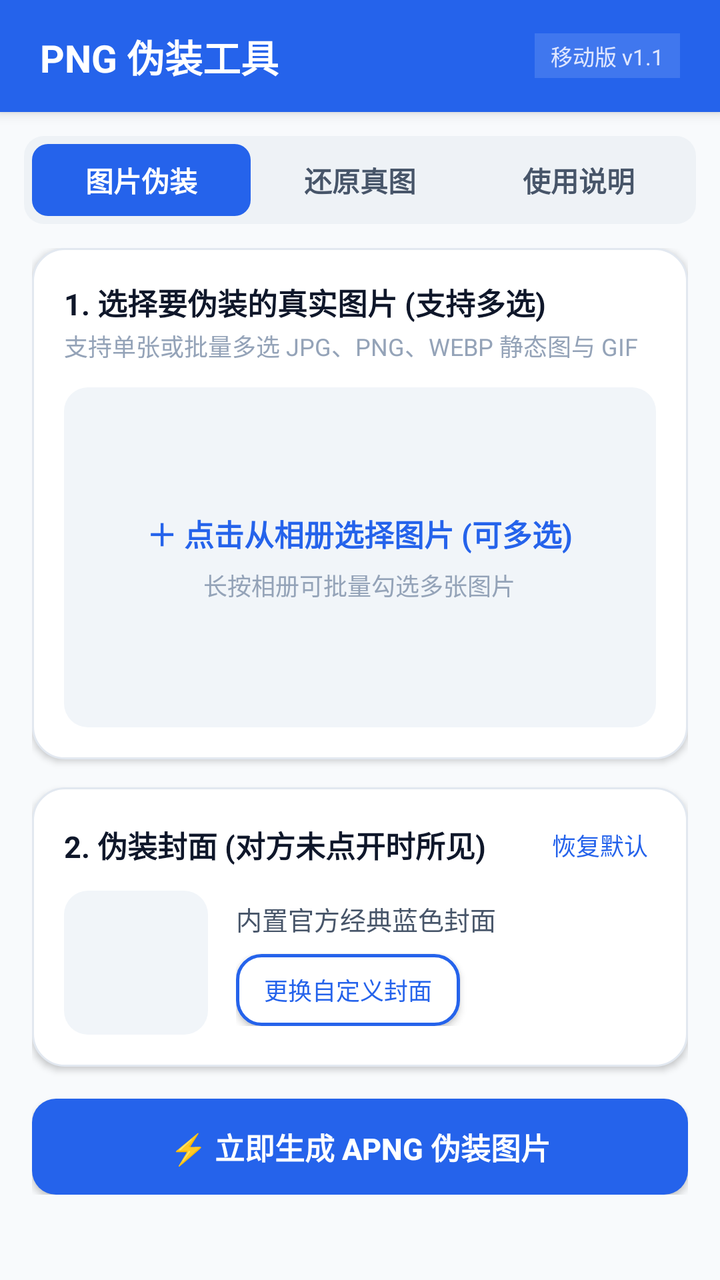
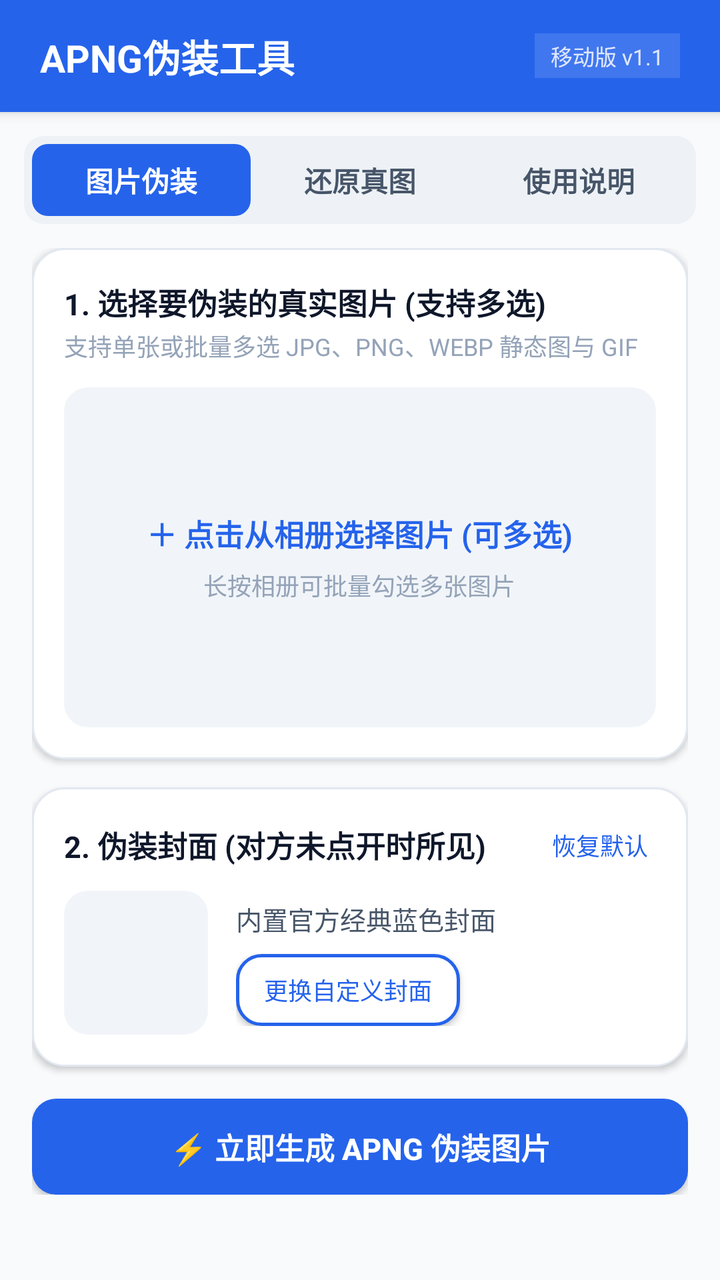

An Android layout rendered at two revisions. The XML below is the earlier revision; the diff shows what the commit changed to produce the second picture.
<!-- AndroidManifest.xml: application theme AppTheme -->
<!-- res/layout/activity_main.xml -->
<?xml version="1.0" encoding="utf-8"?>
<LinearLayout xmlns:android="http://schemas.android.com/apk/res/android"
    android:layout_width="match_parent"
    android:layout_height="match_parent"
    android:orientation="vertical"
    android:background="@color/bg_light">

    
    <LinearLayout
        android:layout_width="match_parent"
        android:layout_height="56dp"
        android:background="@color/primary"
        android:gravity="center_vertical"
        android:paddingStart="20dp"
        android:paddingEnd="20dp"
        android:elevation="4dp">

        <TextView
            android:layout_width="0dp"
            android:layout_height="wrap_content"
            android:layout_weight="1"
            android:text="PNG 伪装工具"
            android:textColor="#FFFFFF"
            android:textSize="19sp"
            android:textStyle="bold" />

        <TextView
            android:id="@+id/tv_header_badge"
            android:layout_width="wrap_content"
            android:layout_height="wrap_content"
            android:background="#20FFFFFF"
            android:paddingStart="8dp"
            android:paddingEnd="8dp"
            android:paddingTop="3dp"
            android:paddingBottom="3dp"
            android:text="移动版 v1.1"
            android:textColor="#E0E7FF"
            android:textSize="11sp" />
    </LinearLayout>

    
    <LinearLayout
        android:layout_width="match_parent"
        android:layout_height="wrap_content"
        android:padding="12dp">

        <LinearLayout
            android:layout_width="match_parent"
            android:layout_height="44dp"
            android:background="@drawable/bg_tab_container"
            android:padding="4dp"
            android:orientation="horizontal">

            <TextView
                android:id="@+id/tab_disguise"
                android:layout_width="0dp"
                android:layout_height="match_parent"
                android:layout_weight="1"
                android:gravity="center"
                android:text="图片伪装"
                android:textColor="#FFFFFF"
                android:background="@drawable/tab_active"
                android:textSize="14sp"
                android:textStyle="bold" />

            <TextView
                android:id="@+id/tab_restore"
                android:layout_width="0dp"
                android:layout_height="match_parent"
                android:layout_weight="1"
                android:gravity="center"
                android:text="还原真图"
                android:textColor="@color/text_secondary"
                android:textSize="14sp"
                android:textStyle="bold" />

            <TextView
                android:id="@+id/tab_help"
                android:layout_width="0dp"
                android:layout_height="match_parent"
                android:layout_weight="1"
                android:gravity="center"
                android:text="使用说明"
                android:textColor="@color/text_secondary"
                android:textSize="14sp"
                android:textStyle="bold" />
        </LinearLayout>
    </LinearLayout>

    
    <ScrollView
        android:layout_width="match_parent"
        android:layout_height="0dp"
        android:layout_weight="1"
        android:fillViewport="true">

        <FrameLayout
            android:layout_width="match_parent"
            android:layout_height="wrap_content"
            android:paddingStart="16dp"
            android:paddingEnd="16dp"
            android:paddingBottom="24dp">

            
            <LinearLayout
                android:id="@+id/page_disguise"
                android:layout_width="match_parent"
                android:layout_height="wrap_content"
                android:orientation="vertical"
                android:visibility="visible">

                
                <LinearLayout
                    android:layout_width="match_parent"
                    android:layout_height="wrap_content"
                    android:background="@drawable/bg_card"
                    android:orientation="vertical"
                    android:padding="16dp"
                    android:elevation="2dp">

                    <TextView
                        android:layout_width="wrap_content"
                        android:layout_height="wrap_content"
                        android:text="1. 选择要伪装的真实图片 (支持多选)"
                        android:textColor="@color/text_main"
                        android:textSize="15sp"
                        android:textStyle="bold" />

                    <TextView
                        android:layout_width="wrap_content"
                        android:layout_height="wrap_content"
                        android:layout_marginTop="2dp"
                        android:text="支持单张或批量多选 JPG、PNG、WEBP 静态图与 GIF"
                        android:textColor="@color/text_muted"
                        android:textSize="12sp" />

                    <RelativeLayout
                        android:id="@+id/box_select_src"
                        android:layout_width="match_parent"
                        android:layout_height="170dp"
                        android:layout_marginTop="12dp"
                        android:background="@drawable/bg_preview_box">

                        <LinearLayout
                            android:id="@+id/layout_src_placeholder"
                            android:layout_width="wrap_content"
                            android:layout_height="wrap_content"
                            android:layout_centerInParent="true"
                            android:gravity="center"
                            android:orientation="vertical">

                            <TextView
                                android:layout_width="wrap_content"
                                android:layout_height="wrap_content"
                                android:text="＋ 点击从相册选择图片 (可多选)"
                                android:textColor="@color/primary"
                                android:textSize="15sp"
                                android:textStyle="bold" />

                            <TextView
                                android:id="@+id/tv_src_file_info"
                                android:layout_width="wrap_content"
                                android:layout_height="wrap_content"
                                android:layout_marginTop="6dp"
                                android:text="长按相册可批量勾选多张图片"
                                android:textColor="@color/text_muted"
                                android:textSize="12sp" />
                        </LinearLayout>

                        <ImageView
                            android:id="@+id/iv_src_preview"
                            android:layout_width="match_parent"
                            android:layout_height="match_parent"
                            android:scaleType="fitCenter"
                            android:visibility="gone" />
                    </RelativeLayout>
                </LinearLayout>

                
                <LinearLayout
                    android:layout_width="match_parent"
                    android:layout_height="wrap_content"
                    android:layout_marginTop="14dp"
                    android:background="@drawable/bg_card"
                    android:orientation="vertical"
                    android:padding="16dp"
                    android:elevation="2dp">

                    <LinearLayout
                        android:layout_width="match_parent"
                        android:layout_height="wrap_content"
                        android:gravity="center_vertical"
                        android:orientation="horizontal">

                        <TextView
                            android:layout_width="0dp"
                            android:layout_height="wrap_content"
                            android:layout_weight="1"
                            android:text="2. 伪装封面 (对方未点开时所见)"
                            android:textColor="@color/text_main"
                            android:textSize="15sp"
                            android:textStyle="bold" />

                        <TextView
                            android:id="@+id/btn_reset_cover"
                            android:layout_width="wrap_content"
                            android:layout_height="wrap_content"
                            android:text="恢复默认"
                            android:textColor="@color/primary"
                            android:textSize="12sp"
                            android:padding="4dp" />
                    </LinearLayout>

                    <LinearLayout
                        android:layout_width="match_parent"
                        android:layout_height="wrap_content"
                        android:layout_marginTop="10dp"
                        android:gravity="center_vertical"
                        android:orientation="horizontal">

                        <ImageView
                            android:id="@+id/iv_cover_thumb"
                            android:layout_width="72dp"
                            android:layout_height="72dp"
                            android:background="@drawable/bg_preview_box"
                            android:scaleType="fitCenter" />

                        <LinearLayout
                            android:layout_width="0dp"
                            android:layout_height="wrap_content"
                            android:layout_weight="1"
                            android:layout_marginStart="14dp"
                            android:orientation="vertical">

                            <TextView
                                android:id="@+id/tv_cover_status"
                                android:layout_width="wrap_content"
                                android:layout_height="wrap_content"
                                android:text="内置官方经典蓝色封面"
                                android:textColor="@color/text_secondary"
                                android:textSize="13sp" />

                            <Button
                                android:id="@+id/btn_change_cover"
                                android:layout_width="wrap_content"
                                android:layout_height="36dp"
                                android:layout_marginTop="8dp"
                                android:background="@drawable/btn_outline"
                                android:text="更换自定义封面"
                                android:textColor="@color/primary"
                                android:textSize="12sp"
                                android:paddingStart="14dp"
                                android:paddingEnd="14dp" />
                        </LinearLayout>
                    </LinearLayout>
                </LinearLayout>

                
                <Button
                    android:id="@+id/btn_do_disguise"
                    android:layout_width="match_parent"
                    android:layout_height="48dp"
                    android:layout_marginTop="16dp"
                    android:background="@drawable/btn_primary"
                    android:text="⚡ 立即生成 APNG 伪装图片"
                    android:textColor="#FFFFFF"
                    android:textSize="15sp"
                    android:textStyle="bold" />

                
                <LinearLayout
                    android:id="@+id/card_disguise_result"
                    android:layout_width="match_parent"
                    android:layout_height="wrap_content"
                    android:layout_marginTop="16dp"
                    android:background="@drawable/bg_card"
                    android:orientation="vertical"
                    android:padding="16dp"
                    android:visibility="gone"
                    android:elevation="2dp">

                    <TextView
                        android:id="@+id/tv_disguise_result_title"
                        android:layout_width="wrap_content"
                        android:layout_height="wrap_content"
                        android:text="🎉 伪装生成成功 (双重视角预览)"
                        android:textColor="@color/success"
                        android:textSize="15sp"
                        android:textStyle="bold" />

                    <LinearLayout
                        android:layout_width="match_parent"
                        android:layout_height="140dp"
                        android:layout_marginTop="12dp"
                        android:orientation="horizontal">

                        
                        <LinearLayout
                            android:layout_width="0dp"
                            android:layout_height="match_parent"
                            android:layout_weight="1"
                            android:layout_marginEnd="6dp"
                            android:background="@drawable/bg_preview_box"
                            android:gravity="center"
                            android:orientation="vertical">

                            <ImageView
                                android:id="@+id/iv_result_cover_view"
                                android:layout_width="match_parent"
                                android:layout_height="0dp"
                                android:layout_weight="1"
                                android:scaleType="fitCenter" />

                            <TextView
                                android:layout_width="wrap_content"
                                android:layout_height="wrap_content"
                                android:text="对方未点开: 封面"
                                android:textColor="@color/text_muted"
                                android:textSize="11sp"
                                android:paddingBottom="4dp" />
                        </LinearLayout>

                        
                        <LinearLayout
                            android:layout_width="0dp"
                            android:layout_height="match_parent"
                            android:layout_weight="1"
                            android:layout_marginStart="6dp"
                            android:background="@drawable/bg_preview_box"
                            android:gravity="center"
                            android:orientation="vertical">

                            <ImageView
                                android:id="@+id/iv_result_real_view"
                                android:layout_width="match_parent"
                                android:layout_height="0dp"
                                android:layout_weight="1"
                                android:scaleType="fitCenter" />

                            <TextView
                                android:layout_width="wrap_content"
                                android:layout_height="wrap_content"
                                android:text="点开/还原: 真实内容"
                                android:textColor="@color/text_muted"
                                android:textSize="11sp"
                                android:paddingBottom="4dp" />
                        </LinearLayout>
                    </LinearLayout>

                    <TextView
                        android:id="@+id/tv_disguise_summary"
                        android:layout_width="wrap_content"
                        android:layout_height="wrap_content"
                        android:layout_marginTop="10dp"
                        android:textColor="@color/text_secondary"
                        android:textSize="12sp" />

                    
                    <LinearLayout
                        android:layout_width="match_parent"
                        android:layout_height="wrap_content"
                        android:layout_marginTop="14dp"
                        android:orientation="horizontal">

                        <Button
                            android:id="@+id/btn_save_disguise"
                            android:layout_width="0dp"
                            android:layout_height="42dp"
                            android:layout_weight="1"
                            android:layout_marginEnd="6dp"
                            android:background="@drawable/btn_primary"
                            android:text="全部保存到相册"
                            android:textColor="#FFFFFF"
                            android:textSize="13sp" />

                        <Button
                            android:id="@+id/btn_share_disguise"
                            android:layout_width="0dp"
                            android:layout_height="42dp"
                            android:layout_weight="1"
                            android:layout_marginStart="6dp"
                            android:background="@drawable/btn_outline"
                            android:text="批量发送分享"
                            android:textColor="@color/primary"
                            android:textSize="13sp" />
                    </LinearLayout>
                </LinearLayout>
            </LinearLayout>

            
            <LinearLayout
                android:id="@+id/page_restore"
                android:layout_width="match_parent"
                android:layout_height="wrap_content"
                android:orientation="vertical"
                android:visibility="gone">

                <LinearLayout
                    android:layout_width="match_parent"
                    android:layout_height="wrap_content"
                    android:background="@drawable/bg_card"
                    android:orientation="vertical"
                    android:padding="16dp"
                    android:elevation="2dp">

                    <TextView
                        android:layout_width="wrap_content"
                        android:layout_height="wrap_content"
                        android:text="选择收到的伪装图片 (支持多选)"
                        android:textColor="@color/text_main"
                        android:textSize="15sp"
                        android:textStyle="bold" />

                    <TextView
                        android:layout_width="wrap_content"
                        android:layout_height="wrap_content"
                        android:layout_marginTop="2dp"
                        android:text="支持单选或批量选择保存下来的伪装 .png 文件"
                        android:textColor="@color/text_muted"
                        android:textSize="12sp" />

                    <RelativeLayout
                        android:id="@+id/box_select_disguised_file"
                        android:layout_width="match_parent"
                        android:layout_height="170dp"
                        android:layout_marginTop="12dp"
                        android:background="@drawable/bg_preview_box">

                        <LinearLayout
                            android:id="@+id/layout_restore_placeholder"
                            android:layout_width="wrap_content"
                            android:layout_height="wrap_content"
                            android:layout_centerInParent="true"
                            android:gravity="center"
                            android:orientation="vertical">

                            <TextView
                                android:layout_width="wrap_content"
                                android:layout_height="wrap_content"
                                android:text="＋ 选择伪装图片文件 (可多选)"
                                android:textColor="@color/primary"
                                android:textSize="15sp"
                                android:textStyle="bold" />

                            <TextView
                                android:id="@+id/tv_restore_file_count_hint"
                                android:layout_width="wrap_content"
                                android:layout_height="wrap_content"
                                android:layout_marginTop="6dp"
                                android:text="长按可批量勾选多个伪装文件"
                                android:textColor="@color/text_muted"
                                android:textSize="12sp" />
                        </LinearLayout>

                        <ImageView
                            android:id="@+id/iv_restore_src_preview"
                            android:layout_width="match_parent"
                            android:layout_height="match_parent"
                            android:scaleType="fitCenter"
                            android:visibility="gone" />
                    </RelativeLayout>

                    <TextView
                        android:id="@+id/tv_restore_inspect_info"
                        android:layout_width="wrap_content"
                        android:layout_height="wrap_content"
                        android:layout_marginTop="10dp"
                        android:textColor="@color/text_secondary"
                        android:textSize="12sp"
                        android:visibility="gone" />
                </LinearLayout>

                <Button
                    android:id="@+id/btn_do_restore"
                    android:layout_width="match_parent"
                    android:layout_height="48dp"
                    android:layout_marginTop="16dp"
                    android:background="@drawable/btn_primary"
                    android:text="🔍 立即还原真实图片"
                    android:textColor="#FFFFFF"
                    android:textSize="15sp"
                    android:textStyle="bold" />

                
                <LinearLayout
                    android:id="@+id/card_restore_result"
                    android:layout_width="match_parent"
                    android:layout_height="wrap_content"
                    android:layout_marginTop="16dp"
                    android:background="@drawable/bg_card"
                    android:orientation="vertical"
                    android:padding="16dp"
                    android:visibility="gone"
                    android:elevation="2dp">

                    <TextView
                        android:id="@+id/tv_restore_result_title"
                        android:layout_width="wrap_content"
                        android:layout_height="wrap_content"
                        android:text="✨ 成功提取还原真实图片"
                        android:textColor="@color/success"
                        android:textSize="15sp"
                        android:textStyle="bold" />

                    <ImageView
                        android:id="@+id/iv_restored_image"
                        android:layout_width="match_parent"
                        android:layout_height="220dp"
                        android:layout_marginTop="12dp"
                        android:background="@drawable/bg_preview_box"
                        android:scaleType="fitCenter" />

                    <TextView
                        android:id="@+id/tv_restore_summary"
                        android:layout_width="wrap_content"
                        android:layout_height="wrap_content"
                        android:layout_marginTop="10dp"
                        android:textColor="@color/text_secondary"
                        android:textSize="12sp" />

                    <LinearLayout
                        android:layout_width="match_parent"
                        android:layout_height="wrap_content"
                        android:layout_marginTop="14dp"
                        android:orientation="horizontal">

                        <Button
                            android:id="@+id/btn_save_restored"
                            android:layout_width="0dp"
                            android:layout_height="42dp"
                            android:layout_weight="1"
                            android:layout_marginEnd="6dp"
                            android:background="@drawable/btn_primary"
                            android:text="全部保存到相册"
                            android:textColor="#FFFFFF"
                            android:textSize="13sp" />

                        <Button
                            android:id="@+id/btn_share_restored"
                            android:layout_width="0dp"
                            android:layout_height="42dp"
                            android:layout_weight="1"
                            android:layout_marginStart="6dp"
                            android:background="@drawable/btn_outline"
                            android:text="批量发送分享"
                            android:textColor="@color/primary"
                            android:textSize="13sp" />
                    </LinearLayout>
                </LinearLayout>
            </LinearLayout>

            
            <LinearLayout
                android:id="@+id/page_help"
                android:layout_width="match_parent"
                android:layout_height="wrap_content"
                android:orientation="vertical"
                android:visibility="gone">

                
                <LinearLayout
                    android:layout_width="match_parent"
                    android:layout_height="wrap_content"
                    android:background="@drawable/bg_card"
                    android:orientation="vertical"
                    android:padding="16dp"
                    android:elevation="2dp">

                    <TextView
                        android:layout_width="wrap_content"
                        android:layout_height="wrap_content"
                        android:text="👨‍💻 开发者与开源项目"
                        android:textColor="@color/text_main"
                        android:textSize="15sp"
                        android:textStyle="bold" />

                    <TextView
                        android:layout_width="wrap_content"
                        android:layout_height="wrap_content"
                        android:layout_marginTop="6dp"
                        android:text="本软件由 Zeraphyms 所制"
                        android:textColor="@color/primary"
                        android:textSize="14sp"
                        android:textStyle="bold" />

                    <TextView
                        android:id="@+id/tv_project_link"
                        android:layout_width="wrap_content"
                        android:layout_height="wrap_content"
                        android:layout_marginTop="6dp"
                        android:text="GitHub 仓库: https://github.com/Zeraphyms/PNG-phantom-tank"
                        android:textColor="@color/accent"
                        android:textSize="13sp" />

                    <TextView
                        android:layout_width="wrap_content"
                        android:layout_height="wrap_content"
                        android:layout_marginTop="4dp"
                        android:text="(点击上方链接可在手机浏览器中直接打开)"
                        android:textColor="@color/text_muted"
                        android:textSize="11sp" />
                </LinearLayout>

                <LinearLayout
                    android:layout_width="match_parent"
                    android:layout_height="wrap_content"
                    android:layout_marginTop="14dp"
                    android:background="@drawable/bg_card"
                    android:orientation="vertical"
                    android:padding="16dp"
                    android:elevation="2dp">

                    <TextView
                        android:layout_width="wrap_content"
                        android:layout_height="wrap_content"
                        android:text="📌 工作原理"
                        android:textColor="@color/text_main"
                        android:textSize="15sp"
                        android:textStyle="bold" />

                    <TextView
                        android:layout_width="wrap_content"
                        android:layout_height="wrap_content"
                        android:layout_marginTop="6dp"
                        android:lineSpacingExtra="4dp"
                        android:text="本工具采用 APNG (Animated Portable Network Graphics) 特殊隐写机制:\n• 默认静止帧(IDAT): 写入伪装封面图片。\n• 隐藏动画帧(fcTL+fdAT): 写入你的真实原图。\n• 移动端与电脑端聊天软件在相册缩略列表中只能看到封面；对方点开或使用本工具点击「还原真图」即可查看和提取完整真实内容。"
                        android:textColor="@color/text_secondary"
                        android:textSize="13sp" />

                    <View
                        android:layout_width="match_parent"
                        android:layout_height="1dp"
                        android:layout_marginTop="14dp"
                        android:layout_marginBottom="14dp"
                        android:background="@color/divider" />

                    <TextView
                        android:layout_width="wrap_content"
                        android:layout_height="wrap_content"
                        android:text="⚠️ 发送到 QQ / 微信重要提醒"
                        android:textColor="@color/warning"
                        android:textSize="15sp"
                        android:textStyle="bold" />

                    <TextView
                        android:layout_width="wrap_content"
                        android:layout_height="wrap_content"
                        android:layout_marginTop="6dp"
                        android:lineSpacingExtra="4dp"
                        android:text="• QQ/微信以默认「普通图片」方式发送会进行二次压缩转码，破坏隐藏帧数据！\n• 正确发送方式:\n  1. 手机 QQ 发图时务必勾选【原图】；或点击加号以【文件】形式发送 .png 文件。\n  2. 对方收到后长按保存文件，在手机上打开本工具点「还原真图」，就能完整还原查看原图！"
                        android:textColor="@color/text_secondary"
                        android:textSize="13sp" />

                    <View
                        android:layout_width="match_parent"
                        android:layout_height="1dp"
                        android:layout_marginTop="14dp"
                        android:layout_marginBottom="14dp"
                        android:background="@color/divider" />

                    <TextView
                        android:layout_width="wrap_content"
                        android:layout_height="wrap_content"
                        android:text="🔒 隐私与安全性"
                        android:textColor="@color/text_main"
                        android:textSize="15sp"
                        android:textStyle="bold" />

                    <TextView
                        android:layout_width="wrap_content"
                        android:layout_height="wrap_content"
                        android:layout_marginTop="6dp"
                        android:lineSpacingExtra="4dp"
                        android:text="• 100% 纯本地离线处理，不包含任何网络请求，图片绝不上载任何外部服务器。"
                        android:textColor="@color/text_secondary"
                        android:textSize="13sp" />
                </LinearLayout>
            </LinearLayout>
        </FrameLayout>
    </ScrollView>
</LinearLayout>
<!-- resources referenced by this layout -->
<resources>
  <color name="accent">#3B82F6</color>
  <color name="bg_light">#F8FAFC</color>
  <color name="divider">#E2E8F0</color>
  <color name="primary">#2563EB</color>
  <color name="success">#10B981</color>
  <color name="text_main">#0F172A</color>
  <color name="text_muted">#94A3B8</color>
  <color name="text_secondary">#475569</color>
  <color name="warning">#F59E0B</color>
  <!-- drawable bg_card (drawable) -->
  <?xml version="1.0" encoding="utf-8"?>
  <shape xmlns:android="http://schemas.android.com/apk/res/android"
      android:shape="rectangle">
      <solid android:color="@color/surface" />
      <corners android:radius="16dp" />
      <stroke android:width="1dp" android:color="@color/divider" />
  </shape>
  <!-- drawable bg_preview_box (drawable) -->
  <?xml version="1.0" encoding="utf-8"?>
  <shape xmlns:android="http://schemas.android.com/apk/res/android"
      android:shape="rectangle">
      <solid android:color="#F1F5F9" />
      <corners android:radius="12dp" />
  </shape>
  <!-- drawable bg_tab_container (drawable) -->
  <?xml version="1.0" encoding="utf-8"?>
  <shape xmlns:android="http://schemas.android.com/apk/res/android"
      android:shape="rectangle">
      <solid android:color="#EEF2F6" />
      <corners android:radius="10dp" />
  </shape>
  <!-- drawable btn_outline (drawable) -->
  <?xml version="1.0" encoding="utf-8"?>
  <shape xmlns:android="http://schemas.android.com/apk/res/android"
      android:shape="rectangle">
      <solid android:color="@color/surface" />
      <corners android:radius="12dp" />
      <stroke android:width="1.5dp" android:color="@color/primary" />
  </shape>
  <!-- drawable btn_primary (drawable) -->
  <?xml version="1.0" encoding="utf-8"?>
  <shape xmlns:android="http://schemas.android.com/apk/res/android"
      android:shape="rectangle">
      <solid android:color="@color/primary" />
      <corners android:radius="12dp" />
  </shape>
  <!-- drawable tab_active (drawable) -->
  <?xml version="1.0" encoding="utf-8"?>
  <shape xmlns:android="http://schemas.android.com/apk/res/android"
      android:shape="rectangle">
      <solid android:color="@color/primary" />
      <corners android:radius="8dp" />
  </shape>
  <style name="AppTheme" parent="@android:style/Theme.Material.Light.NoActionBar">
          <item name="android:colorPrimary">@color/primary</item>
          <item name="android:colorPrimaryDark">@color/primary_dark</item>
          <item name="android:colorAccent">@color/accent</item>
          <item name="android:windowBackground">@color/bg_light</item>
          <item name="android:navigationBarColor">@color/surface</item>
      </style>
  <color name="surface">#FFFFFF</color>
  <color name="primary_dark">#1D4ED8</color>
</resources>

<!-- the commit's change to res/layout/activity_main.xml (unified diff, before → after) -->
@@ -19,7 +19,7 @@
             android:layout_width="0dp"
             android:layout_height="wrap_content"
             android:layout_weight="1"
-            android:text="PNG 伪装工具"
+            android:text="APNG伪装工具"
             android:textColor="#FFFFFF"
             android:textSize="19sp"
             android:textStyle="bold" />
